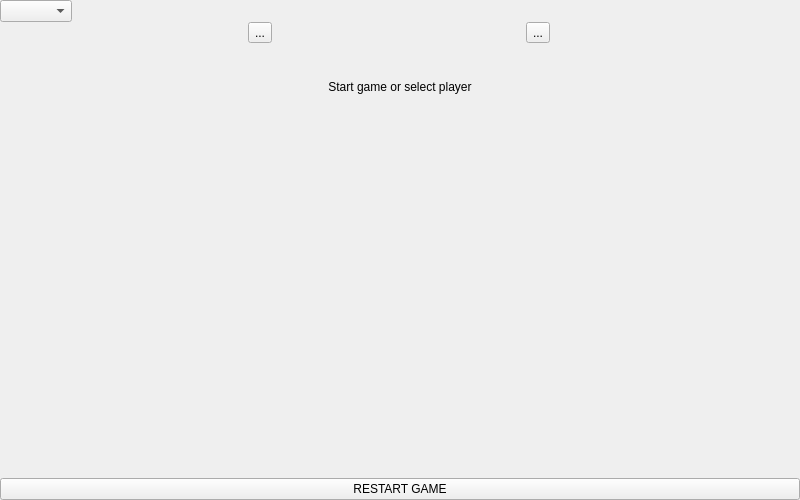
The window that src/widget.ui (elvisxiaozhi/For-English-Learner) describes before a commit, drawn with Qt 5.
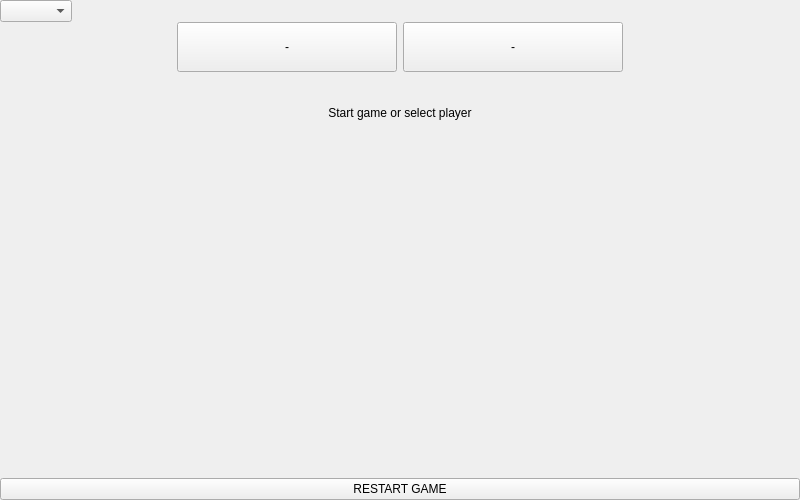
The same window after the commit.

Commit message: add tool btn style sheet

The edit to the form file:
```diff
--- a/src/widget.ui
+++ b/src/widget.ui
@@ -52,19 +52,75 @@
    <item>
     <layout class="QHBoxLayout" name="playerHLayout">
      <item>
-      <widget class="QToolButton" name="circle">
-       <property name="text">
-        <string>...</string>
+      <spacer name="horizontalSpacer_2">
+       <property name="orientation">
+        <enum>Qt::Horizontal</enum>
        </property>
-      </widget>
+       <property name="sizeHint" stdset="0">
+        <size>
+         <width>40</width>
+         <height>20</height>
+        </size>
+       </property>
+      </spacer>
      </item>
      <item>
       <widget class="QToolButton" name="cross">
+       <property name="minimumSize">
+        <size>
+         <width>220</width>
+         <height>50</height>
+        </size>
+       </property>
+       <property name="baseSize">
+        <size>
+         <width>0</width>
+         <height>0</height>
+        </size>
+       </property>
+       <property name="layoutDirection">
+        <enum>Qt::RightToLeft</enum>
+       </property>
        <property name="text">
-        <string>...</string>
+        <string>-</string>
        </property>
+       <property name="toolButtonStyle">
+        <enum>Qt::ToolButtonTextBesideIcon</enum>
+       </property>
       </widget>
      </item>
+     <item>
+      <widget class="QToolButton" name="circle">
+       <property name="minimumSize">
+        <size>
+         <width>220</width>
+         <height>50</height>
+        </size>
+       </property>
+       <property name="layoutDirection">
+        <enum>Qt::RightToLeft</enum>
+       </property>
+       <property name="text">
+        <string>-</string>
+       </property>
+       <property name="toolButtonStyle">
+        <enum>Qt::ToolButtonTextBesideIcon</enum>
+       </property>
+      </widget>
+     </item>
+     <item>
+      <spacer name="horizontalSpacer_3">
+       <property name="orientation">
+        <enum>Qt::Horizontal</enum>
+       </property>
+       <property name="sizeHint" stdset="0">
+        <size>
+         <width>40</width>
+         <height>20</height>
+        </size>
+       </property>
+      </spacer>
+     </item>
     </layout>
    </item>
    <item>
```
The commit also changes 2 other files.
